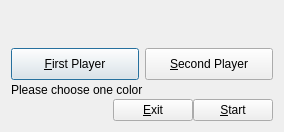
First picture: the form in choosecolordialog.ui, repository equation314/Gomoku, before the edit.
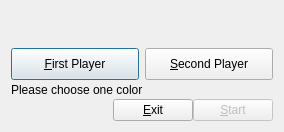
Second picture: the form after the edit.

What changed in the file:
```diff
--- a/choosecolordialog.ui
+++ b/choosecolordialog.ui
@@ -115,6 +115,9 @@
      </item>
      <item>
       <widget class="QPushButton" name="pushButton_start">
+       <property name="enabled">
+        <bool>false</bool>
+       </property>
        <property name="text">
         <string>&amp;Start</string>
        </property>
```
